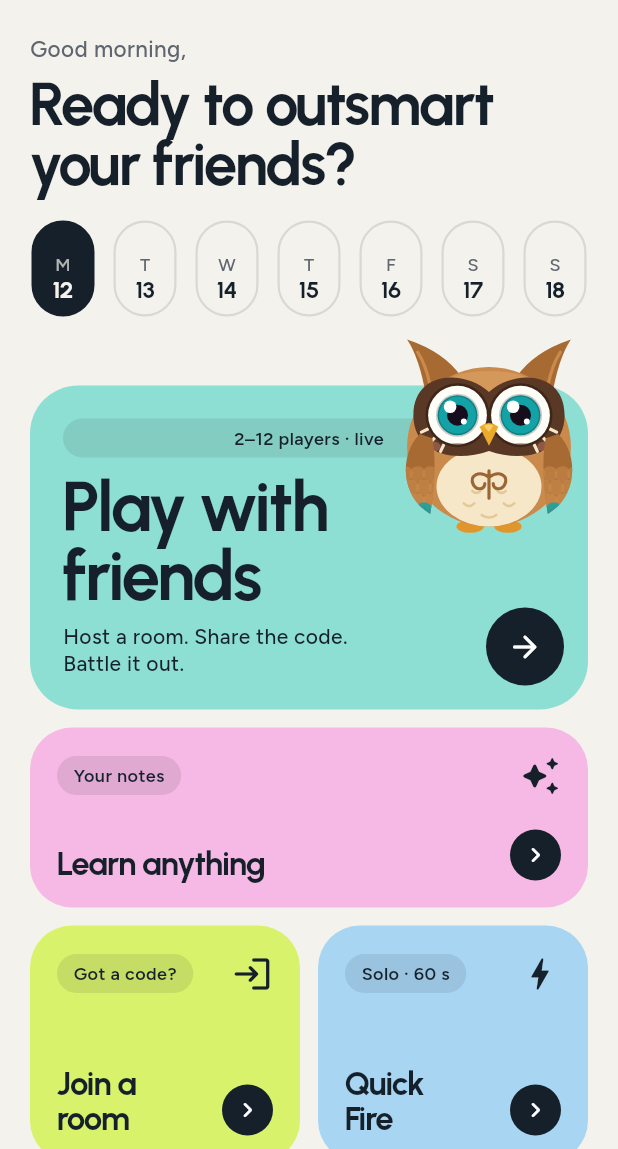
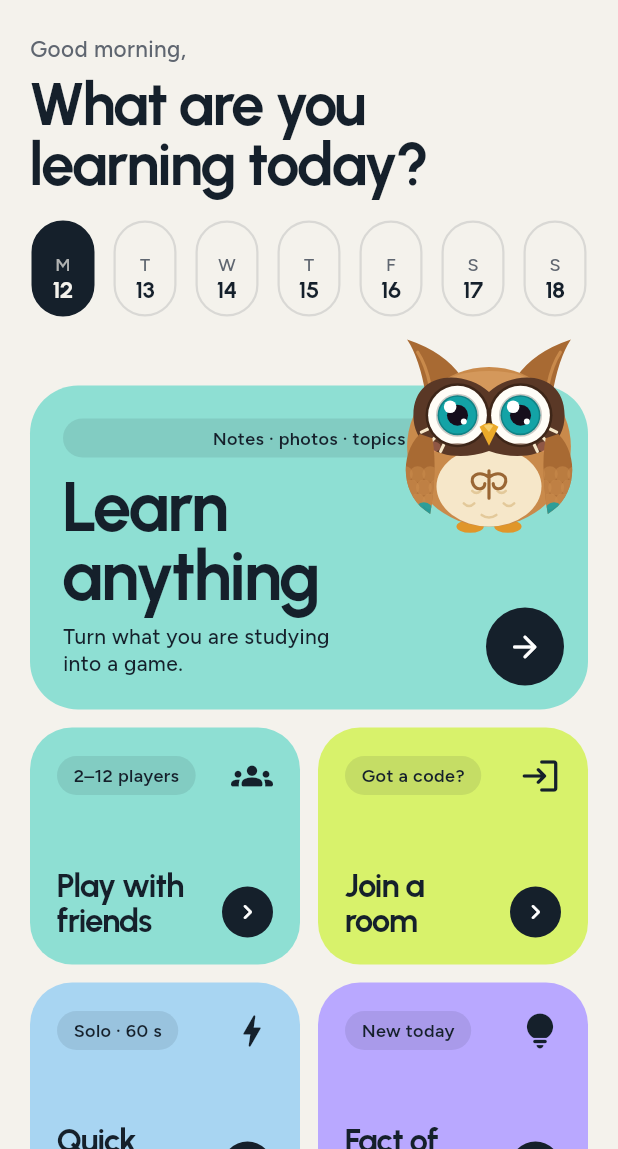
Before and after one commit to Wogbe/exam-duel, a Flutter app: the HomeScreen screen opened directly, on a phone screen of 412 x 824 dp, the part 87-1236 px from its top. Run offline on Flutter 3.47's test engine with Material 3 defaults, Android fonts, the phone set to English and light mode, and no system bars; our stand-ins replace flutter_riverpod, google_fonts, path_drawing, shared_preferences, supabase_flutter; accounts and stored records are empty.

Commit message:
Reframe Home around learning and let maps be removed
- Headline "What are you learning today?"; Learn anything is the hero, then
  Your maps, then Play with friends / Join a room / Quick Fire / Fact tiles
- "How it works" now describes Snap -> Map -> Duel
- Remove a saved map from its menu, with Undo (progress kept); Undo respects
  the 20-map limit; opening a map reorders the list after returning
- Readiness shows "ready"; text links in the web top bar need 1300 px
- Tests for the new Home, removal and Undo, limit, and wide layout

Co-Authored-By: Claude Sonnet 5.5 <noreply@anthropic.com>

```diff
--- a/lib/screens/home_screen.dart
+++ b/lib/screens/home_screen.dart
@@ -106,64 +106,24 @@ class _HomeScreenState extends ConsumerState<HomeScreen> {
               const SizedBox(height: 22),
               Text('$greet, ${store.nickname}', style: T.body(15, color: c.muted)),
               const SizedBox(height: 6),
-              Text('Ready to outsmart your friends?', style: T.disp(40, color: c.ink)),
+              Text('What are you\nlearning today?', style: T.disp(40, color: c.ink)),
               const SizedBox(height: 18),
               WeekStrip(activeDays: store.activeDays),
               const SizedBox(height: 46),
               _hero(c, store.outfit, motion, atRisk),
               const SizedBox(height: 12),
-              _tile(c,
-                  bg: Pastel.pink,
-                  tag: 'Your notes',
-                  title: 'Learn anything',
-                  icon: Icons.auto_awesome_rounded,
-                  height: 120,
-                  onTap: () => _open(const SnapScreen())),
-              const SizedBox(height: 12),
               _myMaps(c, gap: 12),
               Row(children: [
-                Expanded(
-                  child: _tile(
-                    c,
-                    bg: Pastel.lime,
-                    tag: 'Got a code?',
-                    title: 'Join a\nroom',
-                    icon: Icons.login_rounded,
-                    onTap: () => _open(const JoinScreen()),
-                  ),
-                ),
+                Expanded(child: _friendsTile(c)),
                 const SizedBox(width: 12),
-                Expanded(
-                  child: _tile(
-                    c,
-                    bg: Pastel.sky,
-                    tag: store.bestQuickFire > 0 ? 'Best ${store.bestQuickFire}' : 'Solo · 60 s',
-                    title: 'Quick\nFire',
-                    icon: Icons.bolt_rounded,
-                    onTap: () => _open(const SoloScreen()),
-                  ),
-                ),
+                Expanded(child: _joinTile(c)),
               ]),
               const SizedBox(height: 12),
-              Pressable(
-                onTap: () => _open(const FactScreen()),
-                semanticLabel: 'Fact of the day',
-                scale: 0.97,
-                child: Container(
-                  padding: const EdgeInsets.all(18),
-                  decoration: BoxDecoration(color: Pastel.lav, borderRadius: BorderRadius.circular(28)),
-                  child: Row(children: [
-                    Expanded(
-                      child: Column(crossAxisAlignment: CrossAxisAlignment.start, children: [
-                        Tag(store.factSeenToday ? 'Read today' : 'New today'),
-                        const SizedBox(height: 10),
-                        Text('Fact of the day', style: T.disp(22, color: Pastel.ink)),
-                      ]),
-                    ),
-                    _goChip(),
-                  ]),
-                ),
-              ),
+              Row(children: [
+                Expanded(child: _quickFireTile(c, store)),
+                const SizedBox(width: 12),
+                Expanded(child: _factTile(c, store)),
+              ]),
               const SizedBox(height: 12),
               _levelCard(c, store.level, store.levelProgress, store.gamesPlayed, store.wins),
             ],
@@ -174,8 +134,8 @@ class _HomeScreenState extends ConsumerState<HomeScreen> {
   }
 
   Widget _hero(AppColors c, String outfit, bool motion, bool atRisk) => Pressable(
-        onTap: () => _open(const HostSetupScreen()),
-        semanticLabel: 'Play with friends: host a room',
+        onTap: () => _open(const SnapScreen()),
+        semanticLabel: 'Learn anything: turn your notes into a game',
         scale: 0.97,
         child: Stack(clipBehavior: Clip.none, children: [
           Container(
@@ -184,14 +144,14 @@ class _HomeScreenState extends ConsumerState<HomeScreen> {
             padding: const EdgeInsets.all(22),
             decoration: BoxDecoration(color: c.acc, borderRadius: BorderRadius.circular(32)),
             child: Column(crossAxisAlignment: CrossAxisAlignment.start, children: [
-              const Tag('2–12 players · live'),
+              const Tag('Notes · photos · topics'),
               const SizedBox(height: 10),
-              Text('Play with\nfriends', style: T.disp(46, color: Pastel.ink)),
+              Text('Learn\nanything', style: T.disp(46, color: Pastel.ink)),
               const SizedBox(height: 8),
               SizedBox(
                 width: 190,
                 child: Text(
-                  atRisk ? 'Streak at risk… one quick round?' : 'Host a room. Share the code. Battle it out.',
+                  atRisk ? 'Streak at risk… practise one topic?' : 'Turn what you are studying into a game.',
                   style: T.body(14, w: FontWeight.w500, color: Pastel.ink, height: 1.3),
                 ),
               ),
@@ -275,15 +235,24 @@ class _HomeScreenState extends ConsumerState<HomeScreen> {
         },
       );
 
+  void _remove(StudySet s) {
+    final at = library.remove(s.id);
+    if (at == null) return;
+    ScaffoldMessenger.of(context)
+      ..hideCurrentSnackBar()
+      ..showSnackBar(SnackBar(
+        content: Text('${s.title} removed'),
+        action: SnackBarAction(label: 'Undo', onPressed: () => library.restore(s, at)),
+      ));
+  }
+
   Widget _mapRow(AppColors c, StudySet s) {
     final ready = progress.readiness(s);
     return Padding(
       padding: const EdgeInsets.only(bottom: 8),
       child: Pressable(
-        onTap: () {
-          library.add(s); // opening a map moves it to the top
-          _open(MapScreen(set: s));
-        },
+        // Opening a map moves it to the top, once we are back, so the list does not jump mid-transition.
+        onTap: () => Navigator.of(context).push(softRoute(MapScreen(set: s))).then((_) => library.add(s)),
         semanticLabel: '${s.title}, $ready percent ready',
         scale: 0.98,
         child: Container(
@@ -299,14 +268,55 @@ class _HomeScreenState extends ConsumerState<HomeScreen> {
                 Text('${s.topics.length} topics', style: T.body(13, color: c.muted)),
               ]),
             ),
-            Text('$ready%', style: T.disp(20, color: c.ink)),
-            const SizedBox(width: 6),
-            Icon(Icons.chevron_right_rounded, color: c.muted),
+            Column(mainAxisSize: MainAxisSize.min, crossAxisAlignment: CrossAxisAlignment.end, children: [
+              Text('$ready%', style: T.disp(20, color: c.ink)),
+              Text('ready', style: T.body(12, color: c.muted)),
+            ]),
+            PopupMenuButton<String>(
+              tooltip: 'More for ${s.title}',
+              icon: Icon(Icons.more_horiz_rounded, color: c.muted),
+              onSelected: (_) => _remove(s),
+              itemBuilder: (_) => const [PopupMenuItem(value: 'remove', child: Text('Remove map'))],
+            ),
           ]),
         ),
       ),
     );
   }
+
+  Widget _friendsTile(AppColors c, {double? height = 158, double titleSize = 22}) => _tile(c,
+      bg: c.acc,
+      tag: '2–12 players',
+      title: 'Play with\nfriends',
+      icon: Icons.groups_rounded,
+      height: height,
+      titleSize: titleSize,
+      onTap: () => _open(const HostSetupScreen()));
+
+  Widget _joinTile(AppColors c, {double? height = 158, double titleSize = 22}) => _tile(c,
+      bg: Pastel.lime,
+      tag: 'Got a code?',
+      title: height == null ? 'Join a room' : 'Join a\nroom',
+      icon: Icons.login_rounded,
+      height: height,
+      titleSize: titleSize,
+      onTap: () => _open(const JoinScreen()));
+
+  Widget _quickFireTile(AppColors c, PlayerStore store, {double? height = 158, double titleSize = 22}) => _tile(c,
+      bg: Pastel.sky,
+      tag: store.bestQuickFire > 0 ? 'Best ${store.bestQuickFire}' : 'Solo · 60 s',
+      title: height == null ? 'Quick Fire' : 'Quick\nFire',
+      icon: Icons.bolt_rounded,
+      height: height,
+      titleSize: titleSize,
+      onTap: () => _open(const SoloScreen()));
+
+  Widget _factTile(AppColors c, PlayerStore store) => _tile(c,
+      bg: Pastel.lav,
+      tag: store.factSeenToday ? 'Read today' : 'New today',
+      title: 'Fact of\nthe day',
+      icon: Icons.lightbulb_rounded,
+      onTap: () => _open(const FactScreen()));
 
   Widget _levelCard(AppColors c, int level, double progress, int games, int wins) => Container(
         padding: const EdgeInsets.all(20),
@@ -348,7 +358,7 @@ class _HomeScreenState extends ConsumerState<HomeScreen> {
                       child: Column(crossAxisAlignment: CrossAxisAlignment.start, children: [
                         Text('$greet, ${store.nickname}', style: T.body(17, color: c.muted)),
                         const SizedBox(height: 10),
-                        Text('Ready to outsmart your friends?', style: T.disp(56, color: c.ink)),
+                        Text('What are you learning today?', style: T.disp(56, color: c.ink)),
                       ]),
                     ),
                     const SizedBox(width: 40),
@@ -362,38 +372,11 @@ class _HomeScreenState extends ConsumerState<HomeScreen> {
                       const SizedBox(width: 16),
                       Expanded(
                         child: Column(crossAxisAlignment: CrossAxisAlignment.stretch, children: [
-                          Expanded(
-                            child: _tile(c,
-                                bg: Pastel.pink,
-                                tag: 'Your notes',
-                                title: 'Learn anything',
-                                icon: Icons.auto_awesome_rounded,
-                                height: null,
-                                titleSize: 30,
-                                onTap: () => _open(const SnapScreen())),
-                          ),
+                          Expanded(child: _friendsTile(c, height: null, titleSize: 30)),
                           const SizedBox(height: 16),
-                          Expanded(
-                            child: _tile(c,
-                                bg: Pastel.lime,
-                                tag: 'Got a code?',
-                                title: 'Join a room',
-                                icon: Icons.login_rounded,
-                                height: null,
-                                titleSize: 30,
-                                onTap: () => _open(const JoinScreen())),
-                          ),
+                          Expanded(child: _joinTile(c, height: null, titleSize: 30)),
                           const SizedBox(height: 16),
-                          Expanded(
-                            child: _tile(c,
-                                bg: Pastel.sky,
-                                tag: store.bestQuickFire > 0 ? 'Best ${store.bestQuickFire}' : 'Solo · 60 s',
-                                title: 'Quick Fire',
-                                icon: Icons.bolt_rounded,
-                                height: null,
-                                titleSize: 30,
-                                onTap: () => _open(const SoloScreen())),
-                          ),
+                          Expanded(child: _quickFireTile(c, store, height: null, titleSize: 30)),
                         ]),
                       ),
                     ]),
@@ -433,7 +416,7 @@ class _HomeScreenState extends ConsumerState<HomeScreen> {
             Text('exam duel', style: T.disp(24, color: c.ink)),
             const SizedBox(width: 40),
             // Text links only when there's room; the cards below do the same job.
-            if (MediaQuery.sizeOf(context).width >= 1180) ...[
+            if (MediaQuery.sizeOf(context).width >= 1300) ...[
               _navLink(c, 'Learn anything', () => _open(const SnapScreen())),
               _navLink(c, 'Play with friends', () => _open(const HostSetupScreen())),
               _navLink(c, 'Join a room', () => _open(const JoinScreen())),
@@ -472,22 +455,22 @@ class _HomeScreenState extends ConsumerState<HomeScreen> {
       );
 
   Widget _heroWide(AppColors c, String outfit, bool motion, bool atRisk) => Pressable(
-        onTap: () => _open(const HostSetupScreen()),
-        semanticLabel: 'Play with friends: host a room',
+        onTap: () => _open(const SnapScreen()),
+        semanticLabel: 'Learn anything: turn your notes into a game',
         scale: 0.98,
         child: Container(
           padding: const EdgeInsets.all(36),
           decoration: BoxDecoration(color: c.acc, borderRadius: BorderRadius.circular(36)),
           child: Stack(children: [
             Column(crossAxisAlignment: CrossAxisAlignment.start, children: [
-              const Tag('2–12 players · live'),
+              const Tag('Notes · photos · topics'),
               const SizedBox(height: 16),
-              Text('Play with\nfriends', style: T.disp(64, color: Pastel.ink)),
+              Text('Learn\nanything', style: T.disp(64, color: Pastel.ink)),
               const SizedBox(height: 14),
               SizedBox(
                 width: 340,
                 child: Text(
-                  atRisk ? 'Streak at risk… one quick round?' : 'Host a room, share the code, and battle it out live. Phones and browsers play together.',
+                  atRisk ? 'Streak at risk… practise one topic?' : 'Type a topic or paste your notes. Eve turns them into a map you can practise alone or duel a friend on.',
                   style: T.body(17, w: FontWeight.w500, color: Pastel.ink, height: 1.35),
                 ),
               ),
@@ -497,7 +480,7 @@ class _HomeScreenState extends ConsumerState<HomeScreen> {
                 padding: const EdgeInsets.only(left: 24, right: 6),
                 decoration: BoxDecoration(color: Pastel.ink, borderRadius: BorderRadius.circular(999)),
                 child: Row(mainAxisSize: MainAxisSize.min, children: [
-                  Text('Host a room', style: T.disp(18, color: Colors.white)),
+                  Text('Start learning', style: T.disp(18, color: Colors.white)),
                   const SizedBox(width: 14),
                   Container(
                     width: 44,
@@ -550,7 +533,7 @@ class _HomeScreenState extends ConsumerState<HomeScreen> {
       );
 
   Widget _howItWorks(AppColors c) {
-    const steps = ['Host a room and pick categories', 'Share the 5-letter code', 'Answer fast. Fastest correct wins'];
+    const steps = ['Snap, paste or type what you are studying', 'Eve turns it into a map of topics', 'Practise solo or duel a friend on a topic'];
     return Container(
       padding: const EdgeInsets.all(22),
       decoration: BoxDecoration(color: c.surface, borderRadius: BorderRadius.circular(28)),
```
Also changed, not shown: lib/state/library.dart (+22 -0 lines), 4 other files.
